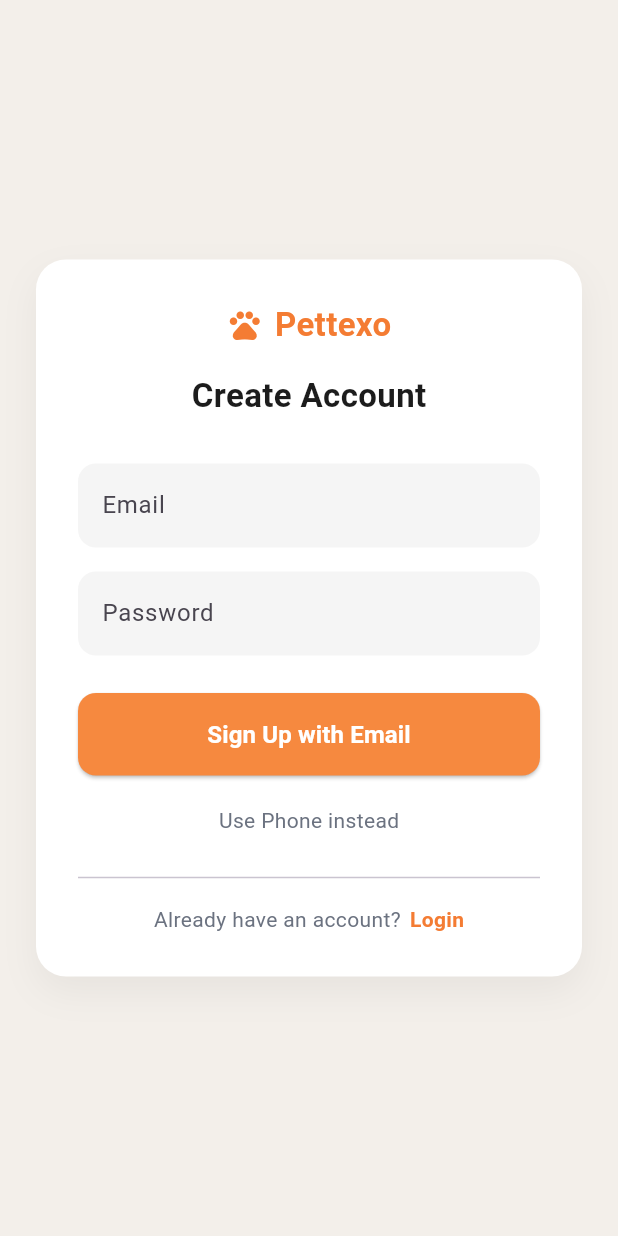
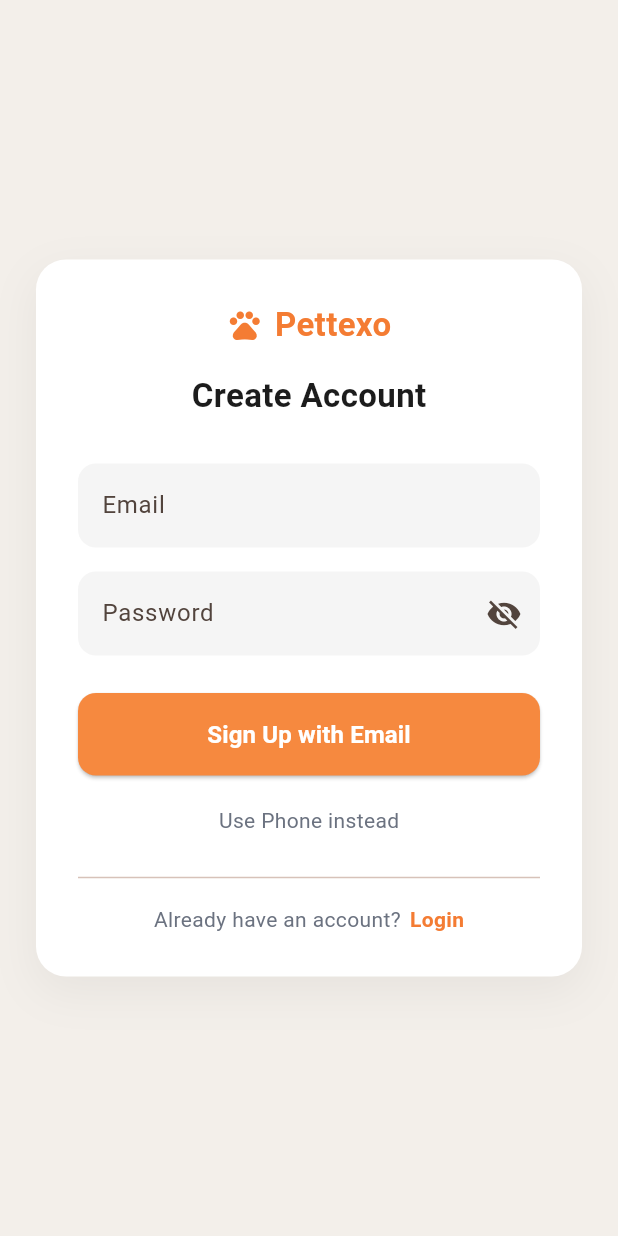
Before and after one commit to nishu1998/pettxo, a Flutter app: the screen it shows after launch, on a phone screen of 412 x 824 dp. Run offline on Flutter 3.47's test engine with Material 3 defaults, Android fonts, the phone set to English and light mode, and no system bars; our stand-ins replace cloud_firestore, firebase_auth, firebase_core; accounts and stored records are empty.

Commit message:
feat(auth): implement production-ready email signup with validation, UX improvements

```diff
--- a/lib/main.dart
+++ b/lib/main.dart
@@ -3,6 +3,7 @@
 
 import 'firebase_options.dart';
 import 'screens/auth/signup_screen.dart';
+import 'core/constants/app_colors.dart';
 
 void main() async {
   WidgetsFlutterBinding.ensureInitialized();
@@ -19,9 +20,27 @@
 
   @override
   Widget build(BuildContext context) {
+
     return MaterialApp(
       title: 'Pettexo',
       debugShowCheckedModeBanner: false,
+
+      theme: ThemeData(
+        useMaterial3: true,
+
+        scaffoldBackgroundColor: AppColors.background,
+
+        colorScheme: ColorScheme.fromSeed(
+          seedColor: AppColors.secondary,
+        ),
+
+        inputDecorationTheme: InputDecorationTheme(
+          border: OutlineInputBorder(
+            borderRadius: BorderRadius.circular(12),
+          ),
+        ),
+      ),
+
       home: const SignupScreen(),
     );
   }
--- a/lib/screens/auth/signup_screen.dart
+++ b/lib/screens/auth/signup_screen.dart
@@ -1,8 +1,8 @@
 import 'package:flutter/material.dart';
 import '../../core/constants/app_colors.dart';
+import '../../core/constants/validators.dart';
 import '../../services/auth_service.dart';
 import '../../widgets/custom_button.dart';
-import '../../core/constants/validators.dart';
 
 class SignupScreen extends StatefulWidget {
   const SignupScreen({super.key});
@@ -18,49 +18,91 @@
   final emailController = TextEditingController();
   final passwordController = TextEditingController();
 
+  final emailFocus = FocusNode();
+  final passwordFocus = FocusNode();
+
+  String? emailError;
+  String? passwordError;
+
   bool isLoading = false;
+  bool obscurePassword = true;
 
-  void signUp() async {
+  @override
+  void dispose() {
+    emailController.dispose();
+    passwordController.dispose();
+    emailFocus.dispose();
+    passwordFocus.dispose();
+    super.dispose();
+  }
+
+  Future<void> handleSignup() async {
+
+    final email = emailController.text.trim();
+    final password = passwordController.text.trim();
+
+    setState(() {
+      emailError = Validators.validateEmail(email);
+      passwordError = Validators.validatePassword(password);
+    });
+
+    if (emailError != null || passwordError != null) return;
+
     setState(() => isLoading = true);
 
-    final user = await _authService.signUp(
-      email: emailController.text.trim(),
-      password: passwordController.text.trim(),
+    final result = await _authService.signUp(
+      email: email,
+      password: password,
     );
 
     setState(() => isLoading = false);
 
-    if (user != null) {
-      ScaffoldMessenger.of(context)
-          .showSnackBar(const SnackBar(content: Text("Account created")));
+    if (result.isSuccess) {
+
+      ScaffoldMessenger.of(context).showSnackBar(
+        const SnackBar(content: Text("Account created successfully")),
+      );
+
+    } else {
+
+      ScaffoldMessenger.of(context).showSnackBar(
+        SnackBar(content: Text(result.error ?? "Signup failed")),
+      );
+
     }
   }
 
   @override
   Widget build(BuildContext context) {
+
     return Scaffold(
       backgroundColor: AppColors.background,
+
       body: Center(
         child: SingleChildScrollView(
           padding: const EdgeInsets.symmetric(horizontal: 24),
+
           child: Container(
             padding: const EdgeInsets.all(28),
+
             decoration: BoxDecoration(
               color: AppColors.card,
               borderRadius: BorderRadius.circular(20),
               boxShadow: [
                 BoxShadow(
                   color: Colors.black.withOpacity(.05),
-                  blurRadius: 20,
+                  blurRadius: 25,
+                  spreadRadius: 1,
                   offset: const Offset(0,10),
                 )
               ],
             ),
+
             child: Column(
               crossAxisAlignment: CrossAxisAlignment.center,
               children: [
 
-                /// Logo
+                /// LOGO
                 Row(
                   mainAxisAlignment: MainAxisAlignment.center,
                   children: [
@@ -90,13 +132,28 @@
 
                 const SizedBox(height: 30),
 
-                /// Email
+                /// EMAIL FIELD
                 TextField(
                   controller: emailController,
+                  focusNode: emailFocus,
+                  textInputAction: TextInputAction.next,
+
+                  onChanged: (value) {
+                    setState(() {
+                      emailError = Validators.validateEmail(value);
+                    });
+                  },
+
+                  onSubmitted: (_) {
+                    FocusScope.of(context).requestFocus(passwordFocus);
+                  },
+
                   decoration: InputDecoration(
                     labelText: "Email",
+                    errorText: emailError,
                     filled: true,
                     fillColor: Colors.grey.shade100,
+
                     border: OutlineInputBorder(
                       borderRadius: BorderRadius.circular(12),
                       borderSide: BorderSide.none,
@@ -106,61 +163,57 @@
 
                 const SizedBox(height: 16),
 
-                /// Password
+                /// PASSWORD FIELD
                 TextField(
                   controller: passwordController,
-                  obscureText: true,
+                  focusNode: passwordFocus,
+                  obscureText: obscurePassword,
+                  textInputAction: TextInputAction.done,
+
+                  onChanged: (value) {
+                    setState(() {
+                      passwordError = Validators.validatePassword(value);
+                    });
+                  },
+
+                  onSubmitted: (_) {
+                    handleSignup();
+                  },
+
                   decoration: InputDecoration(
                     labelText: "Password",
+                    errorText: passwordError,
                     filled: true,
                     fillColor: Colors.grey.shade100,
+
                     border: OutlineInputBorder(
                       borderRadius: BorderRadius.circular(12),
                       borderSide: BorderSide.none,
+                    ),
+
+                    suffixIcon: IconButton(
+                      icon: Icon(
+                        obscurePassword
+                            ? Icons.visibility_off
+                            : Icons.visibility,
+                      ),
+                      onPressed: () {
+                        setState(() {
+                          obscurePassword = !obscurePassword;
+                        });
+                      },
                     ),
                   ),
                 ),
 
                 const SizedBox(height: 25),
 
-                /// Sign Up Button
+                /// SIGNUP BUTTON
                 CustomButton(
-                  text: "Sign Up with Email",
-                onPressed: () async {
-
-  final email = emailController.text.trim();
-  final password = passwordController.text.trim();
-
-  final emailError = Validators.validateEmail(email);
-  final passwordError = Validators.validatePassword(password);
-
-  if (emailError != null) {
-    ScaffoldMessenger.of(context)
-        .showSnackBar(SnackBar(content: Text(emailError)));
-    return;
-  }
-
-  if (passwordError != null) {
-    ScaffoldMessenger.of(context)
-        .showSnackBar(SnackBar(content: Text(passwordError)));
-    return;
-  }
-
-  final result = await _authService.signUp(
-    email: email,
-    password: password,
-  );
-
-  if (result.isSuccess) {
-    ScaffoldMessenger.of(context).showSnackBar(
-      const SnackBar(content: Text("Account created successfully")),
-    );
-  } else {
-    ScaffoldMessenger.of(context).showSnackBar(
-      SnackBar(content: Text(result.error!)),
-    );
-  }
-}
+                  text: isLoading
+                      ? "Creating account..."
+                      : "Sign Up with Email",
+                  onPressed: isLoading ? () {} : handleSignup,
                 ),
 
                 const SizedBox(height: 20),
@@ -174,7 +227,7 @@
 
                 const SizedBox(height: 20),
 
-                Divider(),
+                const Divider(),
 
                 const SizedBox(height: 10),
 
```
